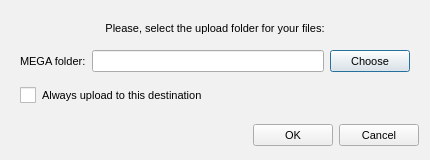
The window that src/MEGASync/gui/linux/UploadToMegaDialog.ui (meganz/MEGAsync) describes before a commit, drawn with Qt 5.
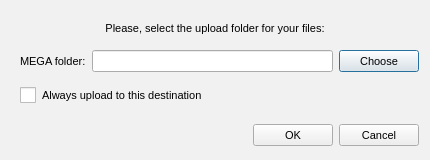
The same window after the commit.

```diff
--- a/src/MEGASync/gui/linux/UploadToMegaDialog.ui
+++ b/src/MEGASync/gui/linux/UploadToMegaDialog.ui
@@ -93,7 +93,7 @@
        <number>0</number>
       </property>
       <property name="rightMargin">
-       <number>9</number>
+       <number>0</number>
       </property>
       <property name="bottomMargin">
        <number>0</number>
```
